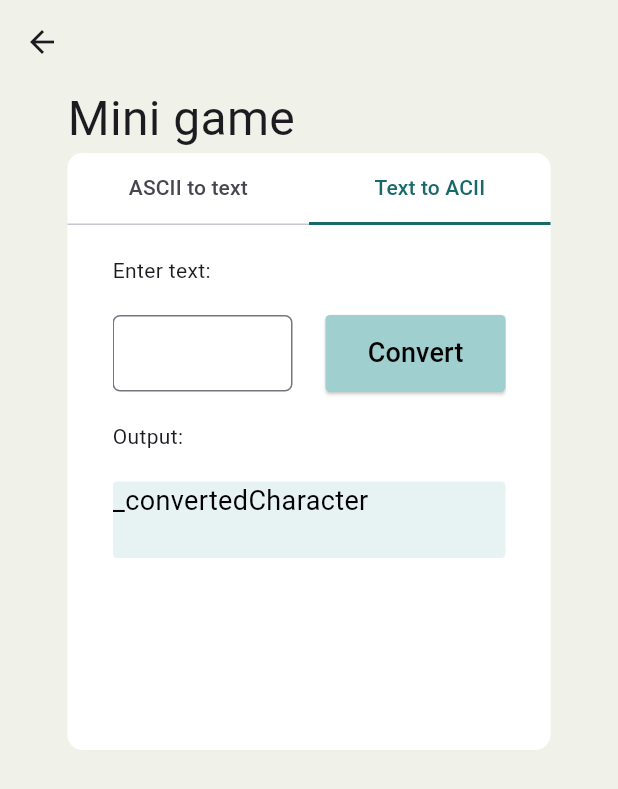
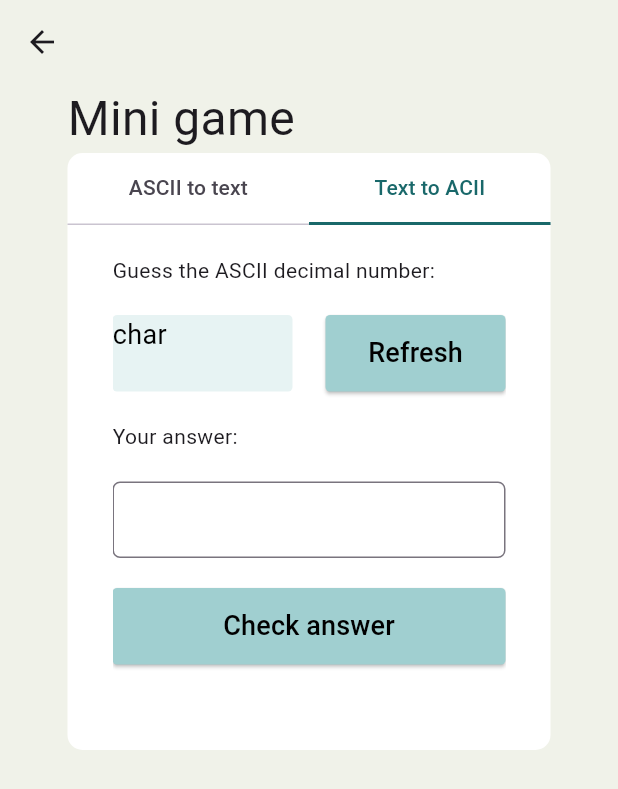
Before and after one commit to majatkaczyk/PIM, a Flutter app: the MyMiniGame screen opened directly, tab 2 chosen, on a phone screen of 412 x 824 dp. Shown: the top 789 px of the screen. Run offline on Flutter 3.47's test engine with Material 3 defaults, Android fonts, the light colour scheme and no system bars.

Commit message:
add mini game 2nd page

```diff
--- a/Flutter/lib/main.dart
+++ b/Flutter/lib/main.dart
@@ -319,22 +319,19 @@ class _MyMiniGameState extends State<MyMiniGame> {
                                 ]),
                             Column(mainAxisAlignment: MainAxisAlignment.start,crossAxisAlignment: CrossAxisAlignment.start,
                                 children: [
-                                  const Padding(padding: EdgeInsets.symmetric(vertical: 20.0), child: Text("Enter text:")),
+                                  const Padding(padding: EdgeInsets.symmetric(vertical: 20.0), child: Text("Guess the ASCII decimal number:")),
                                   Row(mainAxisAlignment: MainAxisAlignment.spaceBetween,
                                     children: <Widget>
-                                    [const SizedBox( width: 120, height: 51,
-                                        child: TextField(
-                                          keyboardType: TextInputType.text,
-                                          // controller: asciiController,
-                                          decoration: InputDecoration(
-                                            border: OutlineInputBorder(
-                                                borderRadius: BorderRadius.all(Radius.circular(5.0))
-                                            ),
-                                          ),
-                                        ),
-                                      ),
+                                    [Container(width: 120, height: 51,
+                                        decoration: const BoxDecoration(color: Color(0xffE7F3F3), borderRadius: BorderRadius.all(Radius.circular(3.0))),
+                                        child: const Text("char",
+                                          style: TextStyle(
+                                            fontSize: 18,
+                                            color: Colors.black,
+
+                                          ),),),
                                       ElevatedButton(
-                                        onPressed: ()=> {},
+                                        onPressed: ()=>{},
                                         style: ElevatedButton.styleFrom(
                                           backgroundColor: const Color(0xffA0CFD0),
                                           minimumSize: const Size(120, 51),
@@ -343,7 +340,7 @@ class _MyMiniGameState extends State<MyMiniGame> {
                                           ),
                                         ),
                                         child: const Text(
-                                          'Convert',
+                                          'Refresh',
                                           style: TextStyle(
                                             fontSize: 18,
                                             color: Colors.black,
@@ -351,16 +348,34 @@ class _MyMiniGameState extends State<MyMiniGame> {
                                         ),),
 
                                     ],),
-                                  const Padding(padding: EdgeInsets.symmetric(vertical: 20.0), child: Text("Output:")),
-                                  Container(width: 281, height: 51,
-                                    decoration: const BoxDecoration(color: Color(0xffE7F3F3), borderRadius: BorderRadius.all(Radius.circular(3.0))),
-                                    child: const Text("_convertedCharacter",
+                                  const Padding(padding: EdgeInsets.symmetric(vertical: 20.0), child: Text("Your answer:")),
+                                  const SizedBox( width: 281, height: 51,
+                                    child: TextField(
+                                      keyboardType: TextInputType.text,
+                                      // controller: asciiController,
+                                      decoration: InputDecoration(
+                                        border: OutlineInputBorder(
+                                            borderRadius: BorderRadius.all(Radius.circular(5.0))
+                                        ),
+                                      ),
+                                    ),
+                                  ),
+                                  Container(padding: const EdgeInsets.symmetric(vertical: 20.0), child:ElevatedButton(
+                                    onPressed: ()=>{},
+                                    style: ElevatedButton.styleFrom(
+                                      backgroundColor: const Color(0xffA0CFD0),
+                                      minimumSize: const Size(281, 51),
+                                      shape: RoundedRectangleBorder(
+                                        borderRadius: BorderRadius.circular(3),
+                                      ),
+                                    ),
+                                    child: const Text(
+                                      'Check answer',
                                       style: TextStyle(
                                         fontSize: 18,
                                         color: Colors.black,
-
-                                      ),),)
-
+                                      ),
+                                    ),),)
                                 ]),
                           ],
                         )),)
```
